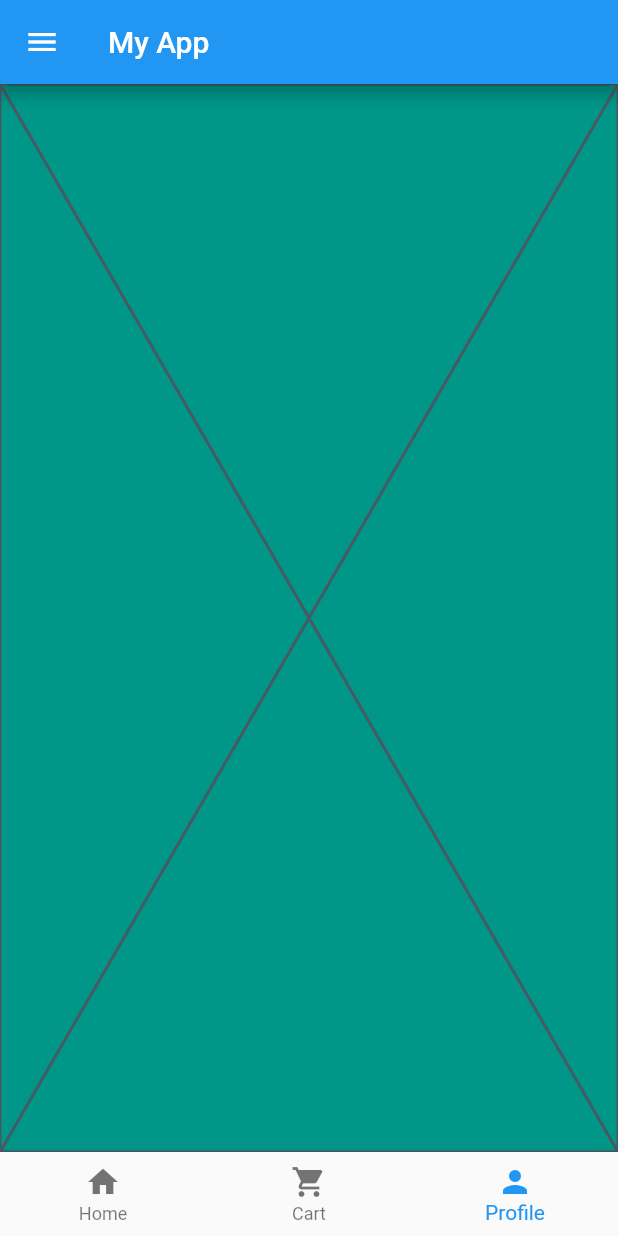
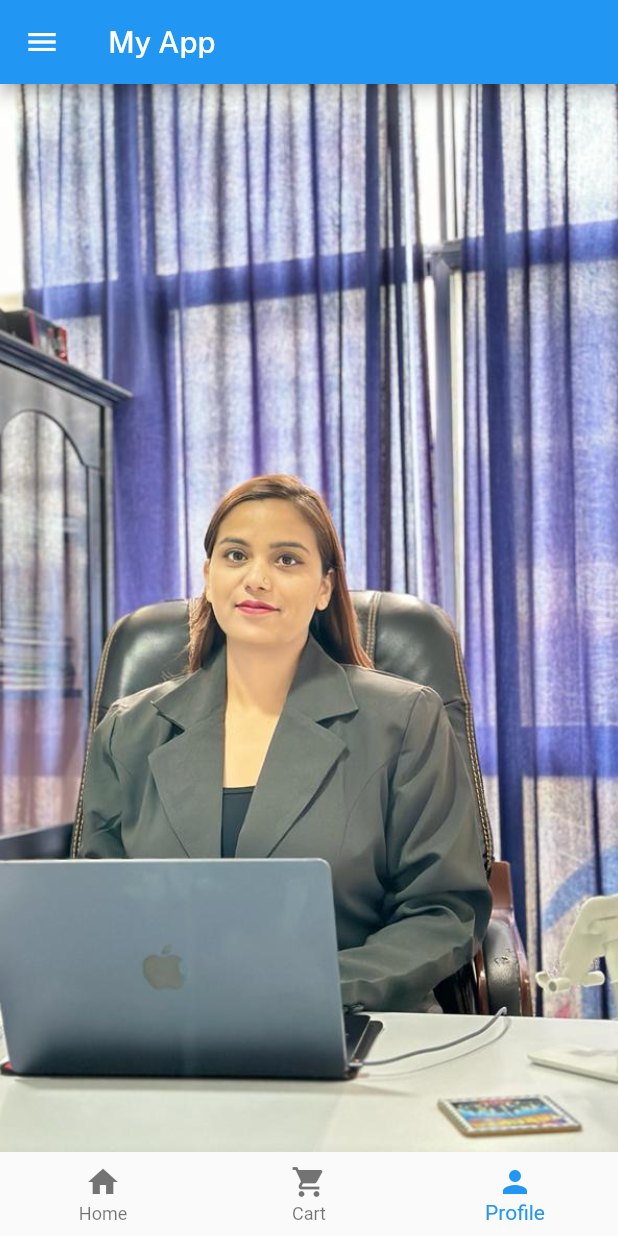
Before and after one commit to Suraj-Subedi/flutter_group_3, a Flutter app: the screen it shows after launch, item 3 of the bottom bar chosen, on a phone screen of 412 x 824 dp. Run offline on Flutter 3.47's test engine with Material 2 defaults, Android fonts, the phone set to English and light mode, and no system bars; our stand-ins replace google_fonts; network calls fail.

Commit message:
image and font added

```diff
--- a/lib/main.dart
+++ b/lib/main.dart
@@ -2,6 +2,7 @@ import 'package:flutter/material.dart';
 import 'package:test/cart.dart';
 import 'package:test/home.dart';
 import 'package:test/profile.dart';
+import 'package:google_fonts/google_fonts.dart';
 
 void main() {
   runApp(
@@ -31,7 +32,10 @@ class _MyAppState extends State<MyApp> {
   Widget build(BuildContext context) {
     return Scaffold(
       appBar: AppBar(
-        title: const Text('My App'),
+        title: Text(
+          'My App',
+          style: GoogleFonts.publicSans(),
+        ),
       ),
       backgroundColor: Colors.teal,
       body: screens[currentIndex],
@@ -56,9 +60,8 @@ class _MyAppState extends State<MyApp> {
               label: 'Profile'),
         ],
       ),
-      drawer: Drawer(
-        child: HomeScreen(),
-      ),
+      drawer: Drawer(),
+
       // body: SafeArea(
       //   child: SingleChildScrollView(
       //     child: Wrap(
--- a/lib/profile.dart
+++ b/lib/profile.dart
@@ -5,6 +5,12 @@ class ProfileScreen extends StatelessWidget {
 
   @override
   Widget build(BuildContext context) {
-    return const Placeholder();
+    return Container(
+      color: Colors.red,
+      child: const Image(
+          fit: BoxFit.cover,
+          height: double.infinity,
+          image: AssetImage('assets/img/profile.jpg')),
+    );
   }
 }
--- a/pubspec.yaml
+++ b/pubspec.yaml
@@ -34,6 +34,7 @@ dependencies:
   # The following adds the Cupertino Icons font to your application.
   # Use with the CupertinoIcons class for iOS style icons.
   cupertino_icons: ^1.0.2
+  google_fonts: ^5.1.0
 
 dev_dependencies:
   flutter_test:
@@ -57,9 +58,8 @@ flutter:
   uses-material-design: true
 
   # To add assets to your application, add an assets section, like this:
-  # assets:
-  #   - images/a_dot_burr.jpeg
-  #   - images/a_dot_ham.jpeg
+  assets:
+    - assets/img/
 
   # An image asset can refer to one or more resolution-specific "variants", see
   # https://flutter.dev/assets-and-images/#resolution-aware
```
Also changed, not shown: lib/cart.dart (+6 -1 lines), assets/img/profile.jpg (added), pubspec.lock, 1 other file.
